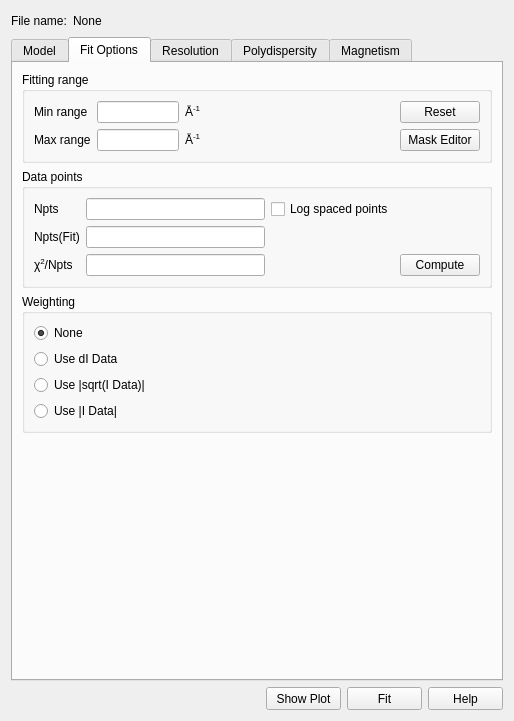
Before: the Qt Designer form src/sas/qtgui/Perspectives/Fitting/UI/FittingWidgetUI.ui in SasView/sasview, drawn with Qt 5.
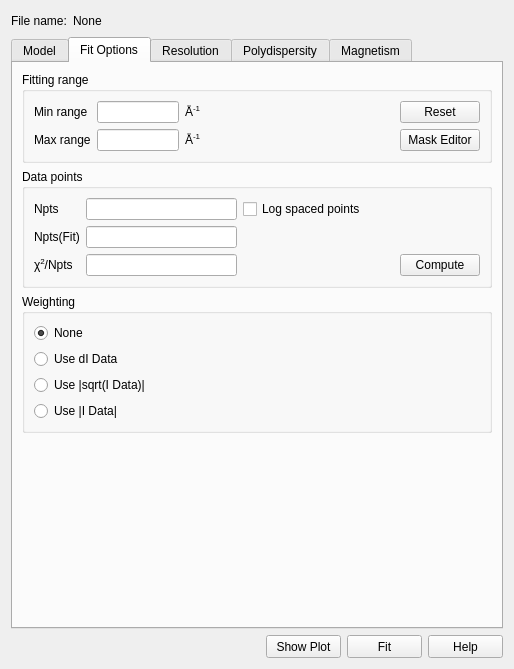
After: the same form once the commit is applied. The open tabs and pages were chosen to show the change.

Commit message: Fitting options - connected GUI to logic. Minor UI redesign of fitting options tab.

The edit to the form file:
```diff
--- a/src/sas/qtgui/Perspectives/Fitting/UI/FittingWidgetUI.ui
+++ b/src/sas/qtgui/Perspectives/Fitting/UI/FittingWidgetUI.ui
@@ -7,7 +7,7 @@
     <x>0</x>
     <y>0</y>
     <width>514</width>
-    <height>721</height>
+    <height>669</height>
    </rect>
   </property>
   <property name="windowTitle">
@@ -409,6 +409,19 @@
               </property>
              </widget>
             </item>
+            <item row="1" column="2">
+             <spacer name="horizontalSpacer_7">
+              <property name="orientation">
+               <enum>Qt::Horizontal</enum>
+              </property>
+              <property name="sizeHint" stdset="0">
+               <size>
+                <width>40</width>
+                <height>20</height>
+               </size>
+              </property>
+             </spacer>
+            </item>
            </layout>
           </item>
          </layout>
```
Left out of the diff: 162 changed lines with no effect on the pictures. The commit also changes 3 other files.
